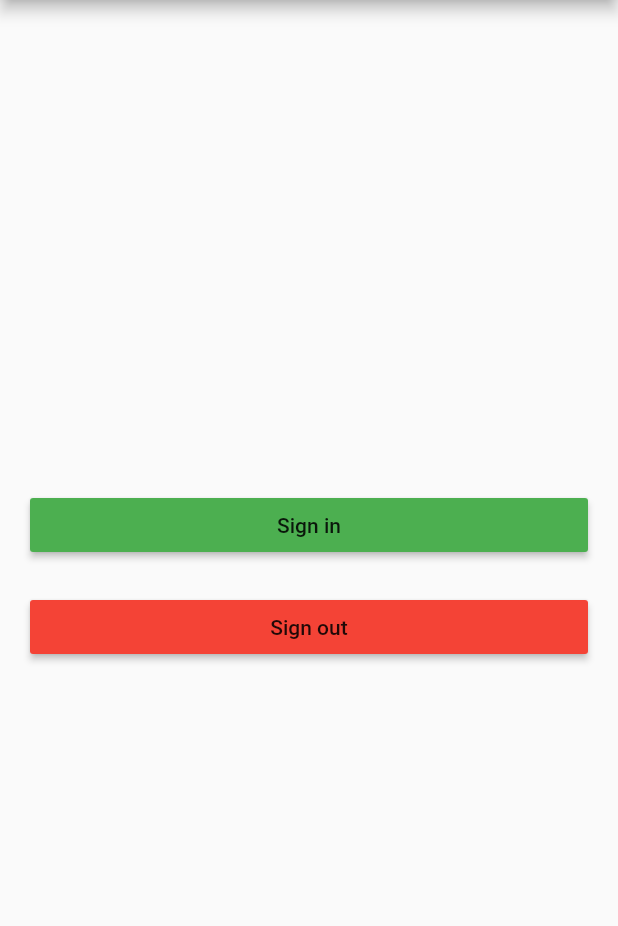
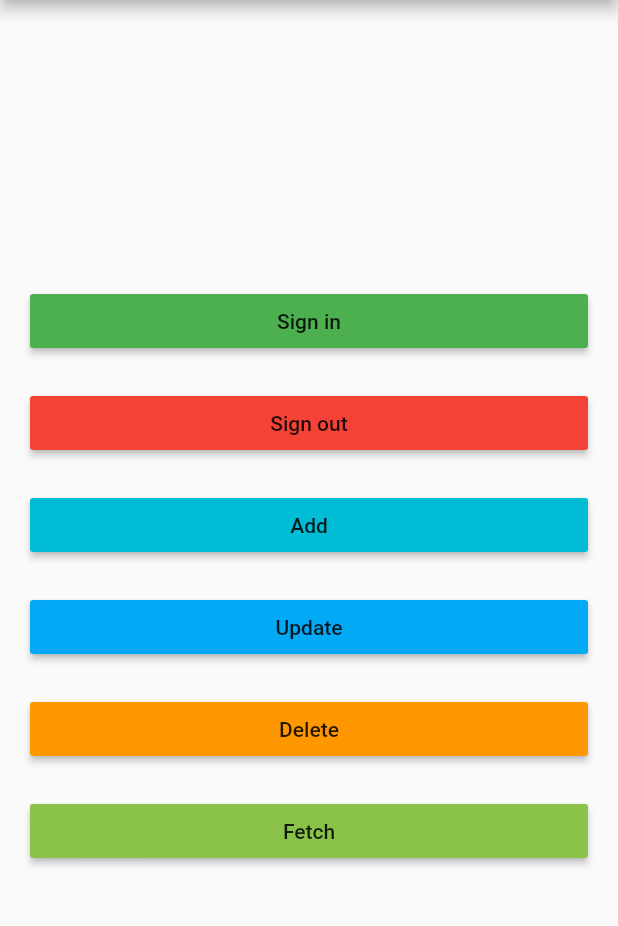
Before and after one commit to tharindu97/Flutter_Firebase, a Flutter app: the screen it shows after launch, on a phone screen of 412 x 824 dp, the part 84-1010 px from its top. Run offline on Flutter 3.47's test engine with Material 2 defaults, Android fonts, the phone set to English and light mode, and no system bars; our stand-ins replace cloud_firestore, firebase_auth, google_sign_in; accounts and stored records are empty.

Commit message:
cloud_firebase_error

```diff
--- a/firebase/lib/main.dart
+++ b/firebase/lib/main.dart
@@ -1,4 +1,5 @@
 import 'package:flutter/material.dart';
+import 'package:cloud_firestore/cloud_firestore.dart';
 import 'package:firebase_auth/firebase_auth.dart';
 import 'package:google_sign_in/google_sign_in.dart';
 
@@ -17,8 +18,15 @@ class MyApp extends StatelessWidget {
   }
 }
 
-class MyHomePage extends StatelessWidget {
+class MyHomePage extends StatefulWidget {
 
+  @override
+  _MyHomePageState createState() => _MyHomePageState();
+}
+
+class _MyHomePageState extends State<MyHomePage> {
+
+  final DocumentReference documentReference = Firestore.instance.document('myData/dummy');
   final GoogleSignIn _googleSignIn = GoogleSignIn();
   final FirebaseAuth _auth = FirebaseAuth.instance;
 
@@ -40,6 +48,24 @@ class MyHomePage extends StatelessWidget {
   void _signOut(){
     _googleSignIn.signOut();
     print('User Signed Out');
+  }
+  void _add(){
+    Map<String,String> data = <String, String>{
+      "name":"tharindu kavishna",
+      "desc":"Flutter Developer"
+    };
+    documentReference.setData(data).whenComplete(() {
+      print("Document Added");
+    }).catchError((e) => print(e));
+  }
+  void _delete(){
+
+  }
+  void _update(){
+
+  }
+  void _fetch(){
+
   }
 
   @override
@@ -66,7 +92,31 @@ class MyHomePage extends StatelessWidget {
                   onPressed: _signOut,
                   child: Text('Sign out'),
                   color: Colors.red,
-                  )
+                  ),
+                Padding(padding: const EdgeInsets.all(10.0)),
+                RaisedButton(
+                  onPressed: _add,
+                  child: Text('Add'),
+                  color: Colors.cyan,
+                  ),
+                Padding(padding: const EdgeInsets.all(10.0)),
+                RaisedButton(
+                  onPressed: _update,
+                  child: Text('Update'),
+                  color: Colors.lightBlue,
+                  ),
+                  Padding(padding: const EdgeInsets.all(10.0)),
+                RaisedButton(
+                  onPressed: _delete,
+                  child: Text('Delete'),
+                  color: Colors.orange,
+                  ),
+                  Padding(padding: const EdgeInsets.all(10.0)),
+                RaisedButton(
+                  onPressed: _fetch,
+                  child: Text('Fetch'),
+                  color: Colors.lightGreen,
+                  ),
             ],
           ),
         ),
--- a/firebase/pubspec.yaml
+++ b/firebase/pubspec.yaml
@@ -26,6 +26,9 @@ dependencies:
   firebase_auth:
   google_sign_in: ^4.2.0
   firebase_core:
+  cloud_firestore:
+
+
 dev_dependencies:
   flutter_test:
     sdk: flutter
```
Also changed, not shown: firebase/pubspec.lock.
